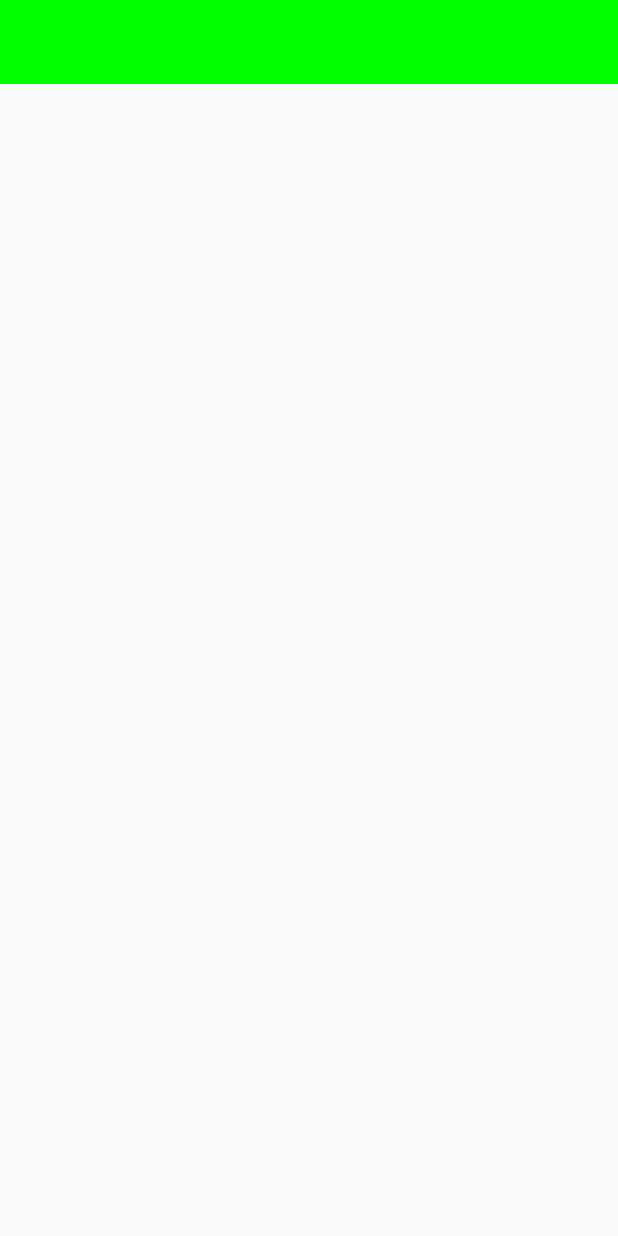
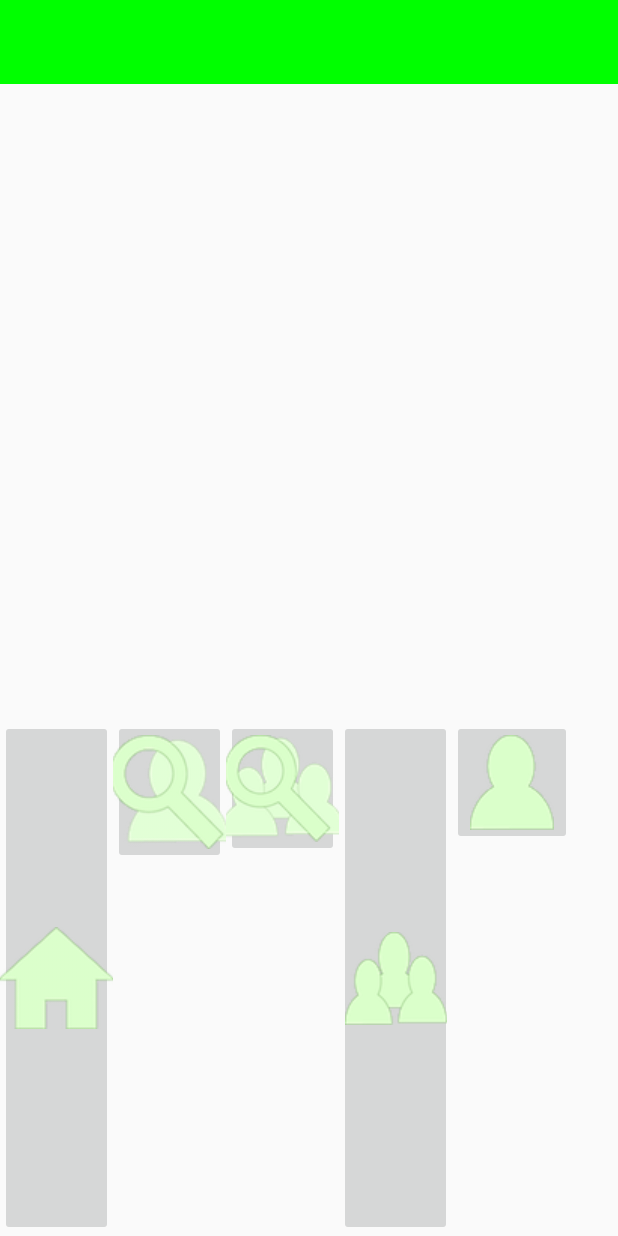
Before and after one commit to sansuke05/CrazyDreamer2, an Android app: the layout activity_main.xml on its own in the app's theme, with its tools: preview values and no code run, on a phone screen of 412 x 824 dp. Run offline under Robolectric (Android 15) with nearby library versions, the phone set to English and light mode, and no system bars.

Commit message:
メニュー画面起動まで完成

```diff
--- a/app/src/main/res/layout/activity_main.xml
+++ b/app/src/main/res/layout/activity_main.xml
@@ -9,6 +9,7 @@
 
     <android.support.v7.widget.Toolbar
         android:id="@+id/toolbar2"
+        android:title="@string/app_name"
         android:layout_width="match_parent"
         android:layout_height="wrap_content"
         android:background="?attr/colorPrimary"
@@ -21,6 +22,7 @@
         android:orientation="vertical">
 
         <ListView
+            android:id="@+id/pic_up_list"
             android:layout_width="match_parent"
             android:layout_height="match_parent" />
     </LinearLayout>
@@ -28,6 +30,40 @@
     <LinearLayout
         android:layout_width="match_parent"
         android:layout_height="match_parent"
-        android:orientation="horizontal"></LinearLayout>
+        android:orientation="horizontal"
+        android:weightSum="1">
+
+        <ImageButton
+            android:id="@+id/homeButton"
+            android:layout_width="75dp"
+            android:layout_height="match_parent"
+            app:srcCompat="@drawable/home"
+            android:layout_weight="0.00" />
+
+        <ImageButton
+            android:id="@+id/userListButton"
+            android:layout_width="75dp"
+            android:layout_height="wrap_content"
+            app:srcCompat="@drawable/user_list" />
+
+        <ImageButton
+            android:id="@+id/teamListButton"
+            android:layout_width="75dp"
+            android:layout_height="wrap_content"
+            app:srcCompat="@drawable/team_list" />
+
+        <ImageButton
+            android:id="@+id/partyButton"
+            android:layout_width="75dp"
+            android:layout_height="match_parent"
+            app:srcCompat="@drawable/perty" />
+
+        <ImageButton
+            android:id="@+id/profileButton"
+            android:layout_width="wrap_content"
+            android:layout_height="wrap_content"
+            android:layout_weight="0.00"
+            app:srcCompat="@drawable/profile" />
+    </LinearLayout>
 
 </LinearLayout>
```
Also changed, not shown: app/src/main/AndroidManifest.xml (+4 -7 lines), app/src/main/java/jp/ac/u_aizu/zudai/crazydreamer2/MainActivity.java (+57 -1 lines), app/src/main/res/drawable/home.png (added), app/src/main/res/drawable/perty.png (added), app/src/main/res/drawable/pickup2.png (added), app/src/main/res/drawable/pickup3.png (added), app/src/main/res/drawable/profile.png (added), app/src/main/res/drawable/team_list.png (added), app/src/main/res/drawable/user_list.png (added).
